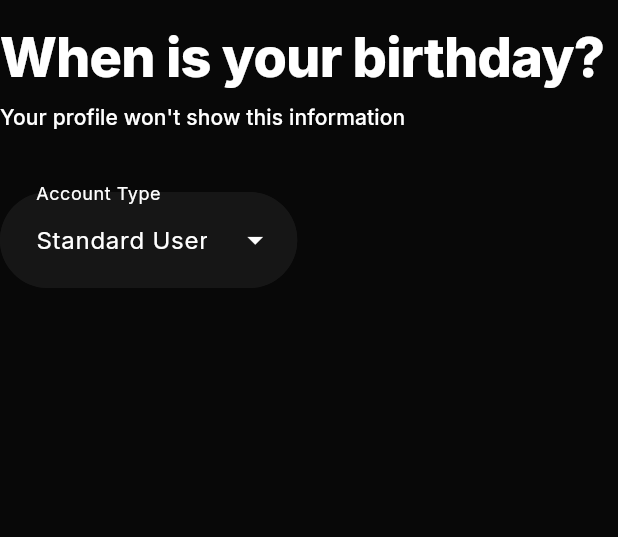
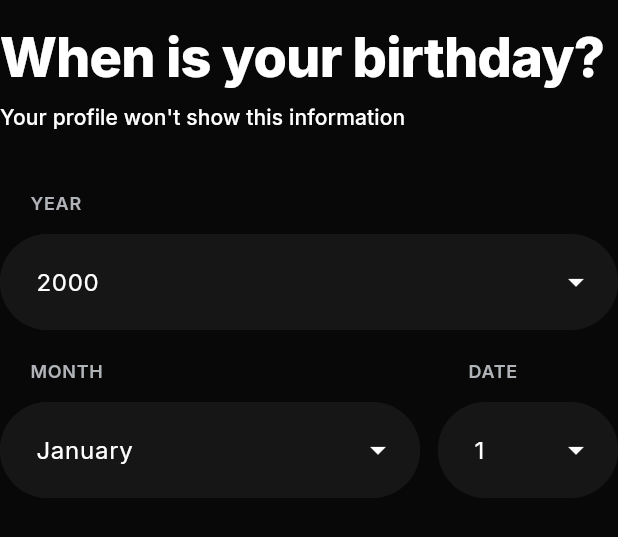
Before and after one commit to KaiKai-dev/Yapper-Hub, a Flutter app: the SignupBirthdayScreen widget shown alone on an empty page, opened directly, on a phone screen of 412 x 824 dp. Shown: the top 537 px of the screen. Run offline on Flutter 3.47's test engine with Material 3 defaults, Android fonts, the light colour scheme and no system bars; our stand-ins replace dio, flutter_riverpod, flutter_svg, freezed_annotation, go_router, google_fonts and 1 more; generated files the repository leaves out were written again; statements that could not run were skipped.

```diff
--- a/analysis_options.yaml
+++ b/analysis_options.yaml
@@ -27,6 +27,7 @@ linter:
 analyzer:
   errors:
       invalid_annotation_target: ignore
+      no_leading_underscores_for_local_identifiers: ignore
 
 
 # Additional information about this file can be found at
--- /dev/null
+++ b/lib/core/extra_data/months.dart
@@ -0,0 +1,14 @@
+final months = [
+  "January",
+  "February",
+  "March",
+  "April",
+  "May",
+  "June",
+  "July",
+  "August",
+  "September",
+  "October",
+  "November",
+  "December"
+];
--- a/lib/core/theme/theme.data.dart
+++ b/lib/core/theme/theme.data.dart
@@ -4,6 +4,8 @@ import 'package:chat_app/core/theme/color_schemes/dark/dark.dart';
 import 'package:chat_app/core/theme/color_schemes/light/light.dart';
 import 'package:chat_app/core/theme/input_decoration_theme/dark.dart';
 import 'package:chat_app/core/theme/input_decoration_theme/light.dart';
+import 'package:chat_app/core/theme/menu_style/dark.dart';
+import 'package:chat_app/core/theme/menu_style/light.dart';
 import 'package:chat_app/core/theme/text_themes/text.theme.dart';
 import 'package:flutter/material.dart';
 
@@ -17,7 +19,8 @@ final lightTheme = ThemeData(
   inputDecorationTheme: lightDecorationtheme,
   appBarTheme: AppBarThemeData(
     actionsPadding: EdgeInsets.all(16)
-  )
+  ),
+  menuTheme: lightMenuTheme
 );
 
 final darkTheme = ThemeData(
@@ -31,4 +34,5 @@ final darkTheme = ThemeData(
   appBarTheme: AppBarThemeData(
     actionsPadding: EdgeInsets.all(16)
   ),
+  menuTheme: darkMenuTheme
 );
--- a/lib/features/data/provider/signup.data.provider.dart
+++ b/lib/features/data/provider/signup.data.provider.dart
@@ -7,30 +7,29 @@ class SignupNotifier extends Notifier<SignupDataModel> {
   @override
   SignupDataModel build() => SignupDataModel.initial();
 
-  // void updateNameData({required String firstname, required String lastname}) {
-  //   state = state.copyWith(firstname: firstname, lastname: lastname);
-  // }
-
-  // void updateBirthdate({required DateDataModel birthdate}) {
-  //   state = state.copyWith(birthdate: birthdate);
-  // }
-
-  // void updateCredentials({required String email, required String password}) {
-  //   state = state.copyWith(email: email, password: password);
-  // }
+  void updateBirthdate({
+    String? month,
+    int? year,
+    int? date,
+  }) {
+    state = state.copyWith(birthdate: state.birthdate!.copyWith(
+      date: date,
+      year: year,
+      month: month,
+    ));
+  }
 
   Future<void> validatePage({
-    required int currentPage,
     Function? ifValid,
   }) async {
-    final formKey = switch(currentPage){
+    final formKey = switch(state.currentPage){
       0 => state.nameFormKey,
       1 => state.birthdayFormKey,
       2 => state.credentialsFormKey,
-      _ => throw UnimplementedError("Unknown page $currentPage")
+      _ => throw UnimplementedError("Unknown page ${state.currentPage}")
     };
-
-    if(formKey!.currentState!.validate()) {
+    log("${formKey!.currentState!.validate()}");
+    if(formKey.currentState!.validate()) {
       ifValid!();
     }
   }
@@ -58,6 +57,6 @@ class SignupNotifier extends Notifier<SignupDataModel> {
   }
 }
 
-final signupNotifier = NotifierProvider.autoDispose<SignupNotifier, SignupDataModel>(
+final signupProvider = NotifierProvider.autoDispose<SignupNotifier, SignupDataModel>(
   SignupNotifier.new,
 );
--- /dev/null
+++ b/lib/features/data/service/datetime.service.dart
@@ -0,0 +1,59 @@
+class DatetimeService {
+  const DatetimeService._();
+  static final instance = DatetimeService._();
+
+  final List<String> months = const [
+    "January",
+    "February",
+    "March",
+    "April",
+    "May",
+    "June",
+    "July",
+    "August",
+    "September",
+    "October",
+    "November",
+    "December"
+  ];
+
+  int get _validYear {
+    final now = DateTime.now();
+    final thisYear = now.year;
+
+    return thisYear - 18;
+
+  }
+  List<int> get validYearList {
+    final validYear = _validYear;
+    final listLength = validYear - 1970;
+
+    return List.generate(
+      listLength,
+      (index) => 1970 + index
+    );
+  }
+
+  List<int> dates({required String month, required int year}){
+    final monthNumber = months.indexWhere((_month) => _month == month);
+
+    int endDate;
+
+    if(monthNumber == 1) {
+      final isLeap = (year % 4) == 0;
+      endDate = switch(isLeap){
+        true => 28,
+        false => 27
+      };
+    } else {
+      endDate = switch(monthNumber % 2 ){
+        0 => monthNumber <= 6 ? 31 : 30,
+        1 => monthNumber <= 6 ? 30 : 31,
+        _ => throw UnimplementedError("Logic error in computing endDate")
+      };
+    }
+
+
+    return List.generate(endDate, (index) => index + 1);
+  }
+}
--- a/lib/features/domain/models/date.data.model/date.data.model.dart
+++ b/lib/features/domain/models/date.data.model/date.data.model.dart
@@ -1,3 +1,4 @@
+import 'package:chat_app/features/data/service/datetime.service.dart';
 import 'package:freezed_annotation/freezed_annotation.dart';
 
 part 'date.data.model.freezed.dart';
@@ -10,5 +11,9 @@ abstract class DateDataModel  with _$DateDataModel{
     int? year,
   }) = _DateDataModel;
 
-
+  factory DateDataModel.initial() => DateDataModel(
+    month: DatetimeService.instance.months[0],
+    year: 2000,
+    date: 1,
+  );
 }
--- a/lib/features/domain/models/signup.data.model/signup.data.model.dart
+++ b/lib/features/domain/models/signup.data.model/signup.data.model.dart
@@ -26,7 +26,7 @@ abstract class SignupDataModel with _$SignupDataModel {
     lastname: TextEditingController(),
     email: TextEditingController(),
     password: TextEditingController(),
-
+    birthdate: DateDataModel.initial(),
     nameFormKey: GlobalKey<FormState>(),
     birthdayFormKey: GlobalKey<FormState>(),
     credentialsFormKey: GlobalKey<FormState>(),
--- /dev/null
+++ b/lib/features/presentation/components/inputs/app_dropdown.widget.dart
@@ -0,0 +1,54 @@
+import 'package:flutter/material.dart';
+
+class AppDropdown<T> extends StatelessWidget {
+  final T initialValue;
+  final bool stretch;
+  final List<DropdownMenuEntry<T>> dropdownMenuEntries;
+  final ValueChanged onSelected;
+  final String? title;
+  final TextStyle? titleStyle;
+  final TextEditingController? controller;
+  final MenuController? menuController;
+
+  const AppDropdown({
+    super.key,
+    required this.initialValue,
+    required this.dropdownMenuEntries,
+    required this.onSelected,
+    this.title,
+    this.titleStyle,
+    this.controller,
+    this.menuController,
+    this.stretch = true,
+  });
+
+  @override
+  Widget build(BuildContext context) {
+    final theme = Theme.of(context);
+    return Column(
+      spacing: 12,
+      crossAxisAlignment: .start,
+      children: [
+        if(title != null) Padding(
+          padding: const EdgeInsets.only(left: 20),
+          child: Text(
+            title!,
+            style: titleStyle ?? theme.textTheme.labelMedium,
+          ),
+        ),
+        DropdownMenu<T>(
+          initialSelection: initialValue,
+          controller: controller,
+          menuController: MenuController(),
+          width: stretch
+            ? double.infinity
+            : null,
+          inputDecorationTheme: theme.inputDecorationTheme,
+          menuStyle: theme.menuTheme.style,
+          dropdownMenuEntries: dropdownMenuEntries,
+          onSelected: onSelected,
+        ),
+      ],
+    );
+  }
+}
--- a/lib/features/presentation/pages/sign_up/sign_up.birthday.screen.dart
+++ /dev/null
@@ -1,66 +0,0 @@
-import 'package:chat_app/core/theme/color_schemes/dark/dark.dart';
-import 'package:chat_app/features/data/provider/signup.data.provider.dart';
-import 'package:chat_app/features/domain/extra_styles/hyperlink.dart';
-import 'package:chat_app/features/presentation/components/app_button.widget.dart';
-import 'package:chat_app/features/presentation/components/inputs/app_text_field.widget.dart';
-import 'package:chat_app/features/presentation/components/gap.dart';
-import 'package:flutter/material.dart';
-import 'package:flutter_riverpod/flutter_riverpod.dart';
-
-class SignupBirthdayScreen extends ConsumerWidget {
-  const SignupBirthdayScreen({super.key});
-
-  @override
-  Widget build(BuildContext context, WidgetRef ref) {
-    final theme = Theme.of(context);
-    final signupProvider = ref.watch(signupNotifier);
-
-    final GlobalKey<FormState> formKey = GlobalKey<FormState>();
-
-    return Form(
-      key: signupProvider.birthdayFormKey,
-      child: Container(
-        color: theme.colorScheme.surface,
-        child: Column(
-          crossAxisAlignment: .start,
-          children: [
-            // Text(
-            //   "Onboarding * Step 1",
-            //   style: theme.textTheme.labelSmall!.copyWith(
-            //     color: theme.colorScheme.primary,
-            //     fontWeight: .bold,
-            //   ),
-            // ),
-            Gap(height: 16),
-            Text("When is your birthday?", style: theme.textTheme.displaySmall),
-            Gap(height: 8),
-            Text(
-              "Your profile won't show this information",
-              style: theme.textTheme.titleSmall,
-            ),
-            Gap(height: 40),
-
-            // INPUTS
-            DropdownMenu<String>(
-              initialSelection: 'User',
-              label: const Text("Account Type"),
-              // Styles the "box" using your theme
-              inputDecorationTheme: theme.inputDecorationTheme,
-              menuStyle: MenuStyle(
-                backgroundColor: WidgetStateProperty.all(DarkConstants.neutral800),
-                shape: WidgetStateProperty.all(
-                  RoundedRectangleBorder(borderRadius: BorderRadius.circular(12)),
-                ),
-              ),
-              dropdownMenuEntries: const [
-                DropdownMenuEntry(value: 'User', label: 'Standard User'),
-                DropdownMenuEntry(value: 'Editor', label: 'Editorial Staff'),
-              ],
-              onSelected: (value) => print(value),
-            ),
-          ],
-        ),
-      ),
-    );
-  }
-}
--- /dev/null
+++ b/lib/features/presentation/screens/sign_up/sign_up.birthday.screen.dart
@@ -0,0 +1,92 @@
+import 'package:chat_app/core/extra_data/months.dart';
+import 'package:chat_app/features/data/provider/signup.data.provider.dart';
+import 'package:chat_app/features/data/service/datetime.service.dart';
+import 'package:chat_app/features/presentation/components/inputs/app_dropdown.widget.dart';
+import 'package:chat_app/features/presentation/components/gap.dart';
+import 'package:flutter/material.dart';
+import 'package:flutter_riverpod/flutter_riverpod.dart';
+
+class SignupBirthdayScreen extends ConsumerWidget {
+  const SignupBirthdayScreen({super.key});
+
+  @override
+  Widget build(BuildContext context, WidgetRef ref) {
+    final theme = Theme.of(context);
+    final provider = ref.watch(signupProvider);
+    final notifier = ref.read(signupProvider.notifier);
+
+
+    return Form(
+      key: provider.birthdayFormKey,
+      child: Container(
+        color: theme.colorScheme.surface,
+        width: double.infinity,
+        child: Column(
+          crossAxisAlignment: .stretch,
+          children: [
+            Gap(height: 16),
+            Text("When is your birthday?", style: theme.textTheme.displaySmall),
+            Gap(height: 8),
+            Text(
+              "Your profile won't show this information",
+              style: theme.textTheme.titleSmall,
+            ),
+            Gap(height: 40),
+
+            // INPUTS
+            AppDropdown<int>(
+              title: "YEAR",
+              initialValue: provider.birthdate!.year!,
+              dropdownMenuEntries: DatetimeService.instance.validYearList
+                  .map(
+                    (year) => DropdownMenuEntry(
+                      value: year,
+                      label: year.toString(),
+                    ),
+                  )
+                  .toList(),
+              onSelected: (value) => notifier.updateBirthdate(year: value),
+            ),
+            Gap(height: 20,),
+
+            Row(
+              spacing: 12,
+              children: [
+                Expanded(
+                  flex: 7,
+                  child: AppDropdown<String>(
+                    title: "MONTH",
+                    initialValue: provider.birthdate!.month!,
+                    menuController: MenuController(),
+                    dropdownMenuEntries: months
+                        .map((month) => DropdownMenuEntry(value: month, label: month))
+                        .toList(),
+                    onSelected: (value) => notifier.updateBirthdate(month: value),
+                  ),
+                ),
+
+                Expanded(
+                  flex: 3,
+                  child: AppDropdown<int>(
+                    title: "DATE",
+                    initialValue: 1,
+                    dropdownMenuEntries: DatetimeService.instance
+                        .dates(
+                          month: provider.birthdate!.month!, year: provider.birthdate!.year!,
+                        ).map(
+                          (date) => DropdownMenuEntry<int>(
+                            value: date,
+                            label: date.toString()
+                          )
+                        ).toList(),
+                    onSelected: (value) => notifier.updateBirthdate(date: value),
+                  ),
+                ),
+              ],
+            ),
+          ],
+        ),
+      ),
+    );
+  }
+}
```
Also changed, not shown: lib/core/routing/routing.provider.dart (+5 -43 lines), lib/core/theme/menu_style/dark.dart (+14 -0 lines), lib/core/theme/menu_style/light.dart (+14 -1 lines), lib/features/presentation/pages/sign_up/sign_up.shell.dart (deleted, +0 -139 lines), lib/features/presentation/pages/signup.page.dart (renamed from lib/features/presentation/pages/signup.screen.dart, +18 -26 lines), lib/features/presentation/screens/sign_up/sign_up.name.screen.dart (renamed from lib/features/presentation/pages/sign_up/sign_up.name.screen.dart, +4 -11 lines), lib/features/presentation/pages/login.page.dart (renamed from lib/features/presentation/pages/login.screen.dart), lib/features/presentation/pages/splash.page.dart (renamed from lib/features/presentation/pages/splash.screen.dart), lib/features/presentation/pages/welcome.page.dart (renamed from lib/features/presentation/pages/welcome.screen.dart), lib/features/presentation/screens/sign_up/sign_up.credentials.screen.dart (renamed from lib/features/presentation/pages/sign_up/sign_up.credentials.screen.dart).
